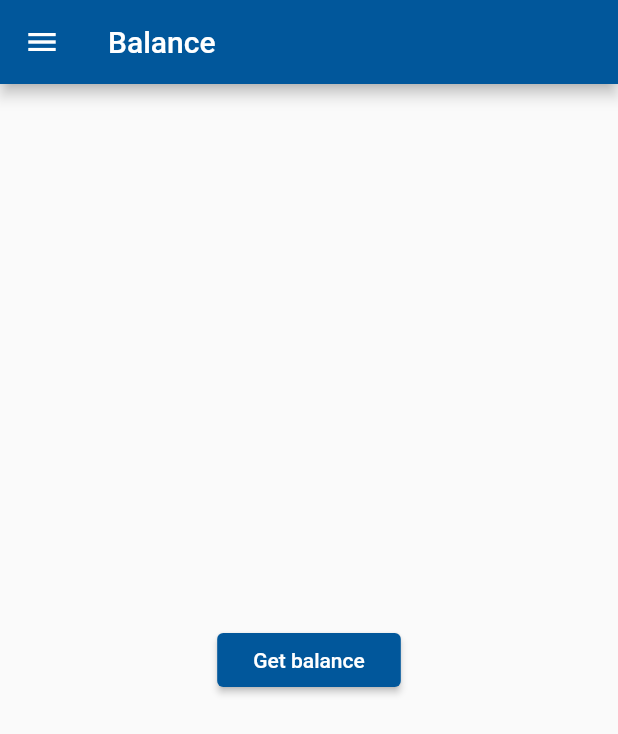
After one commit to WinterTechForum/eatmynumber, a Flutter app: the BalancePage screen opened by its route, after a tap on "Get balance", on a phone screen of 412 x 824 dp. The commit adds this screen. Shown: the top 734 px of the screen. Run offline on Flutter 3.47's test engine with Material 2 defaults, Android fonts, the phone set to English and light mode, and no system bars; our stand-ins replace flutter_secure_storage; accounts and stored records are empty; network calls fail; Roboto replaces fonts that are missing (Georgia).

Commit message:
add balance api

```diff
--- a/lib/api.dart
+++ b/lib/api.dart
@@ -1,27 +1,39 @@
-class API{
+import 'dart:convert';
+import 'package:flutter_secure_storage/flutter_secure_storage.dart';
+import 'package:http/http.dart' as http;
+
+class API {
   String _baseURL = "https://burn451.herokuapp.com/";
+  final storage = new FlutterSecureStorage();
 
-  void register(){
+  void register() {}
 
+  void initLease() {}
+
+  void extendLease() {}
+
+  void endLease() {}
+
+  Future<int> checkFunds() async {
+    String token = await storage.read(key: "userToken");
+    var response = await http.get(_baseURL+"balance", headers: {"Authorization": "Bearer $token"});
+    if (response.statusCode != 200) {
+      print("Response: ${response.statusCode}");
+      print("Failed to get balance!");
+      return 0;
+    }
+
+    return int.parse(json.decode(response.body).balance);
   }
 
-  void initLease(){
+  Future<int> addFunds(int seconds) async {
+    String token = await storage.read(key: "userToken");
+    var response = await http.post(_baseURL+"balance", body: {"seconds": seconds}, headers: {"Authorization": "Bearer $token"});
+    if (response.statusCode != 200) {
+      print("Failed to add balance!");
+      return 0;
+    }
 
-  }
-
-  void extendLease(){
-
-  }
-
-  void endLease(){
-
-  }
-
-  void checkFunds(){
-
-  }
-
-  void addFunds() {
-
+    return int.parse(json.decode(response.body).balance);
   }
 }
--- a/lib/main.dart
+++ b/lib/main.dart
@@ -1,3 +1,4 @@
+import 'package:eatmynumber/pages/balance/balance.dart';
 import 'package:eatmynumber/pages/login/login.dart';
 import 'package:eatmynumber/pages/home/home.dart';
 import 'package:eatmynumber/pages/splash/splash.dart';
@@ -22,6 +23,7 @@ class MyApp extends StatelessWidget {
         '/home': (context) => MyHomePage(title: 'Get a Phone Number'),
         // When navigating to the "/second" route, build the SecondScreen widget.
         '/login': (context) => LoginPage(),
+        '/balance': (context) => BalancePage(),
       },
     );
   }
--- /dev/null
+++ b/lib/pages/balance/balance.dart
@@ -0,0 +1,79 @@
+import 'package:eatmynumber/pages/drawer/drawer.dart';
+import 'package:flutter/material.dart';
+import 'package:eatmynumber/api.dart';
+
+class BalancePage extends StatefulWidget {
+  BalancePage({Key key, this.title}) : super(key: key);
+
+  final String title;
+
+  @override
+  _BalancePageState createState() => _BalancePageState();
+}
+
+class _BalancePageState extends State<BalancePage> {
+  int _balance = 0;
+
+  void _addBalance(int minutes) {
+    int balance = 0;
+    setState(() {
+      _balance = balance;
+    });
+  }
+
+  void _getBalance() {
+    int balance = 0;
+    API().checkFunds().then((b) {
+      balance = b;
+    });
+    setState(() {
+      _balance = balance;
+    });
+  }
+
+  BoxDecoration myBoxDecoration() {
+    return BoxDecoration(
+      border: Border.all(
+          width: 10,
+          color: Colors.red
+      ),
+    );
+  }
+
+  @override
+  Widget build(BuildContext context) {
+    return Scaffold(
+      appBar: AppBar(
+
+        title: Text('Balance'),
+      ),
+      drawer: AppDrawer(),
+      body: Center(
+
+        child: Column(
+
+          mainAxisAlignment: MainAxisAlignment.center,
+          children: <Widget>[
+            RaisedButton(
+                onPressed: () {
+                  _getBalance();
+                },
+                child: Text('Get balance')
+            ),
+            if(_balance > 0)
+              Container(
+                margin: const EdgeInsets.all(30.0),
+                padding: const EdgeInsets.all(10.0),
+                decoration: myBoxDecoration(), //             <--- BoxDecoration here
+                child: Text(
+                  '$_balance',
+                  style: TextStyle(fontSize: 30.0, fontWeight: FontWeight.bold),
+                ),
+              ), Container()
+            ,
+          ],
+        ),
+      ),
+    );
+  }
+}
--- a/lib/pages/drawer/drawer.dart
+++ b/lib/pages/drawer/drawer.dart
@@ -39,7 +39,7 @@ class AppDrawer extends StatelessWidget {
   }
 
   Widget _createDrawerButton(
-      {IconData icon, String text, GestureTapCallback onTap}) {
+      {IconData icon, String text}) {
     final storage = new FlutterSecureStorage();
 
     return ListTile(
@@ -56,8 +56,7 @@ class AppDrawer extends StatelessWidget {
             child: Text(text),
           )
         ],
-      ),
-      onTap: onTap,
+      )
     );
   }
 
@@ -69,7 +68,7 @@ class AppDrawer extends StatelessWidget {
         children: <Widget>[
           _createHeader(),
           _createDrawerItem(icon: Icons.collections_bookmark, text: 'Home'),
-          Divider(),
+          _createDrawerItem(icon: Icons.attach_money, text: 'Balance', onTap:() { Navigator.popAndPushNamed(context, "/balance"); }),
           _createDrawerButton(icon: Icons.delete, text: 'Delete token'),
         ],
       ),
```
Also changed, not shown: 1 other file.
